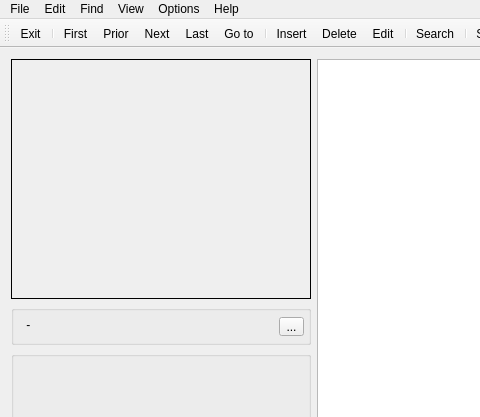
skynowa/xxxdb, file Forms/CMain.ui: the form before one commit; both pictures show x 0 to 480 and y 0 to 417 of the 893 by 578 pixel window.
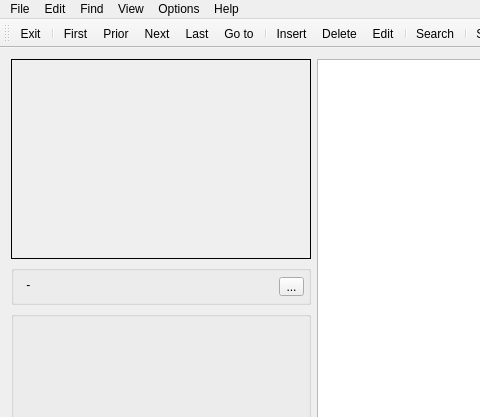
The form after the commit. Icons and pictures are not drawn.

```diff
--- a/Forms/CMain.ui
+++ b/Forms/CMain.ui
@@ -22,6 +22,24 @@
        <layout class="QGridLayout" name="gridLayout">
         <item row="0" column="1">
          <widget class="QLabel" name="lblPhoto">
+          <property name="sizePolicy">
+           <sizepolicy hsizetype="Fixed" vsizetype="Fixed">
+            <horstretch>0</horstretch>
+            <verstretch>0</verstretch>
+           </sizepolicy>
+          </property>
+          <property name="minimumSize">
+           <size>
+            <width>300</width>
+            <height>200</height>
+           </size>
+          </property>
+          <property name="maximumSize">
+           <size>
+            <width>300</width>
+            <height>200</height>
+           </size>
+          </property>
           <property name="frameShape">
            <enum>QFrame::Box</enum>
           </property>
```
